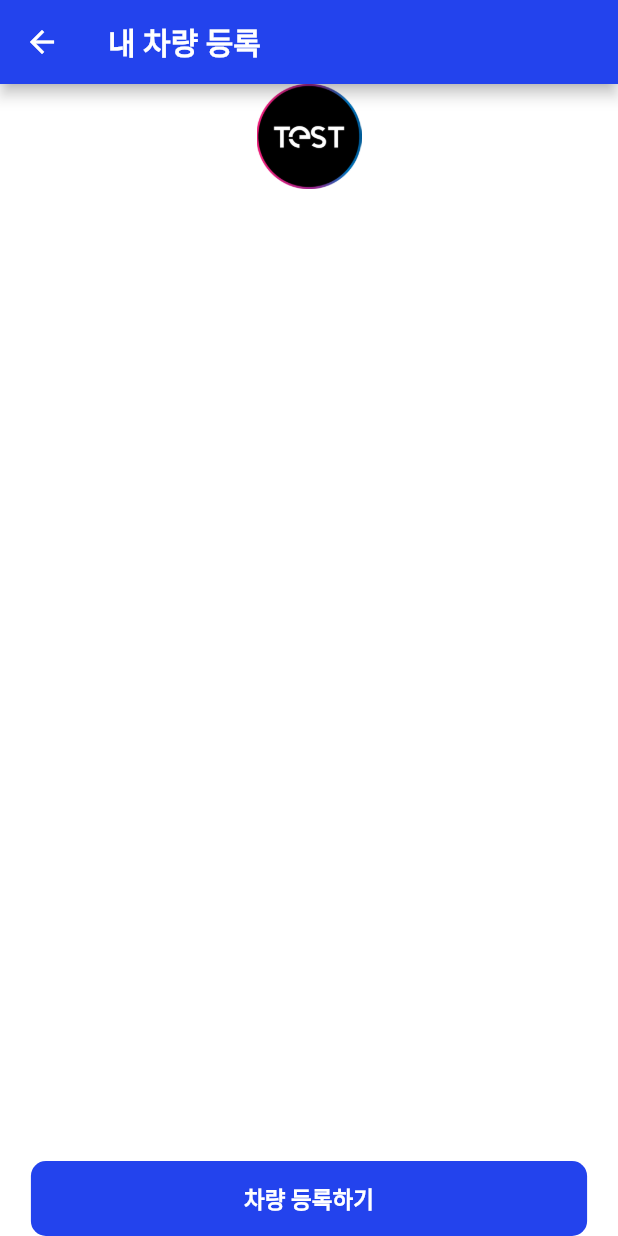
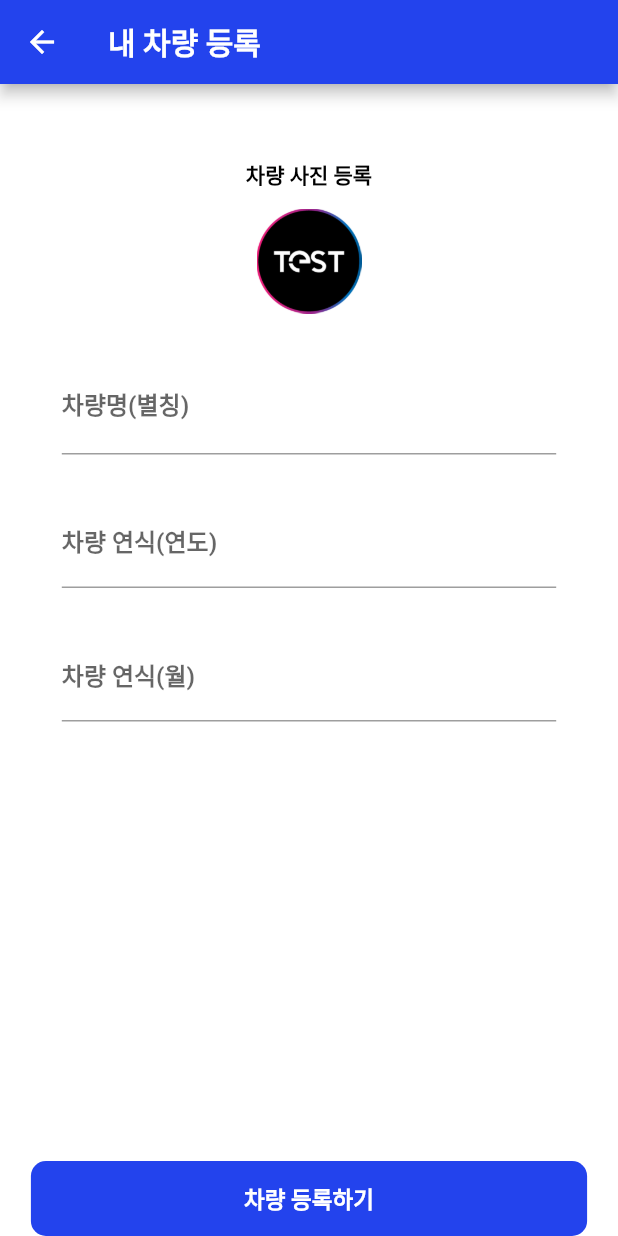
Before and after one commit to jm90hong/cargaeboo, a Flutter app: the AddCarScreen screen opened directly, on a phone screen of 412 x 824 dp. Run offline on Flutter 3.47's test engine with Material 2 defaults, Android fonts, the phone set to English and light mode, and no system bars; our stand-ins replace floor, image_picker, sqflite; accounts and stored records are empty; generated files the repository leaves out were written again; Roboto replaces fonts that are missing (nt).

Commit message:
2023 07 13 01

```diff
--- a/lib/screen/add_car_screen.dart
+++ b/lib/screen/add_car_screen.dart
@@ -34,23 +34,26 @@ class _AddCarScreenState extends State<AddCarScreen> {
           children: [
             //todo 입력 폼
             Expanded(
+                child: SingleChildScrollView(
                   child: Column(
+                    crossAxisAlignment: CrossAxisAlignment.center,
                     children: [
-
+                      const SizedBox(height: 50,),
                       //todo 사진 등록
+                      const Text('차량 사진 등록',style: TextStyle(color: Colors.black,fontSize: 14,fontWeight: FontWeight.bold),),
+                      const SizedBox(height: 12,),
                       GestureDetector(
                           onTap:() async{
                             XFile? f = await ImagePicker().pickImage(source: ImageSource.gallery);
 
                             if(f != null){
-                            File _file = File(f.path);
+                              File file = File(f.path);
 
                               //사진 resize
-                            final image = Img.decodeImage(_file.readAsBytesSync())!;
+                              final image = Img.decodeImage(file.readAsBytesSync())!;
                               final resizedImage = Img.copyResize(image, width: 360);
                               var bytes = Img.encodePng(resizedImage);
                               String base64String = base64.encode(bytes);
-                            print(base64String);
                               setState(() {
                                 curBase64=base64String;
                               });
@@ -60,14 +63,48 @@ class _AddCarScreenState extends State<AddCarScreen> {
                           child: curBase64=='' ?
                           Image.asset('assets/img/logo.png',width: 70,) :
                           imageFromBase64String(curBase64)
-                    )
-
-
+                      ),
+                      const SizedBox(height: 30,),
+                      Container(
+                        margin: const EdgeInsets.only(bottom: 30),
+                        width: MediaQuery.of(context).size.width*0.8,
+                        child: TextFormField(
+                          decoration: const InputDecoration(
+                            hintText: '멋진 아반떼 N',
+                            labelText: '차량명(별칭)',
+                            labelStyle: TextStyle(fontWeight:FontWeight.bold)
+                          ),
+                        ),
+                      ),
+                      Container(
+                        margin: const EdgeInsets.only(bottom: 30),
+                        width: MediaQuery.of(context).size.width*0.8,
+                        child: TextFormField(
+                          keyboardType: TextInputType.number,
+                          decoration: const InputDecoration(
+                              hintText: '2023',
+                              labelText: '차량 연식(연도)',
+                              labelStyle: TextStyle(fontWeight:FontWeight.bold)
+                          ),
+                        ),
+                      ),
+                      Container(
+                        margin: const EdgeInsets.only(bottom: 30),
+                        width: MediaQuery.of(context).size.width*0.8,
+                        child: TextFormField(
+                          keyboardType: TextInputType.number,
+                          decoration: const InputDecoration(
+                              hintText: '3',
+                              labelText: '차량 연식(월)',
+                              labelStyle: TextStyle(fontWeight:FontWeight.bold)
+                          ),
+                        ),
+                      ),
                     ],
+                  ),
                 )
             ),
             //todo 버튼
-
             LongButton(
                 width: MediaQuery.of(context).size.width*0.9,
                 borderRadius: 10,
--- a/pubspec.yaml
+++ b/pubspec.yaml
@@ -40,6 +40,7 @@ dependencies:
   sqflite: ^2.2.8+4
   image_picker: ^1.0.1
   image: ^4.0.17
+  fluttertoast: ^8.2.2
 
 dev_dependencies:
   flutter_test:
```
Also changed, not shown: lib/dao/car_dao.dart (+10 -0 lines), lib/database.dart (+9 -1 lines), lib/database.g.dart, pubspec.lock. Lines whose indentation alone changed are shown as unchanged.
